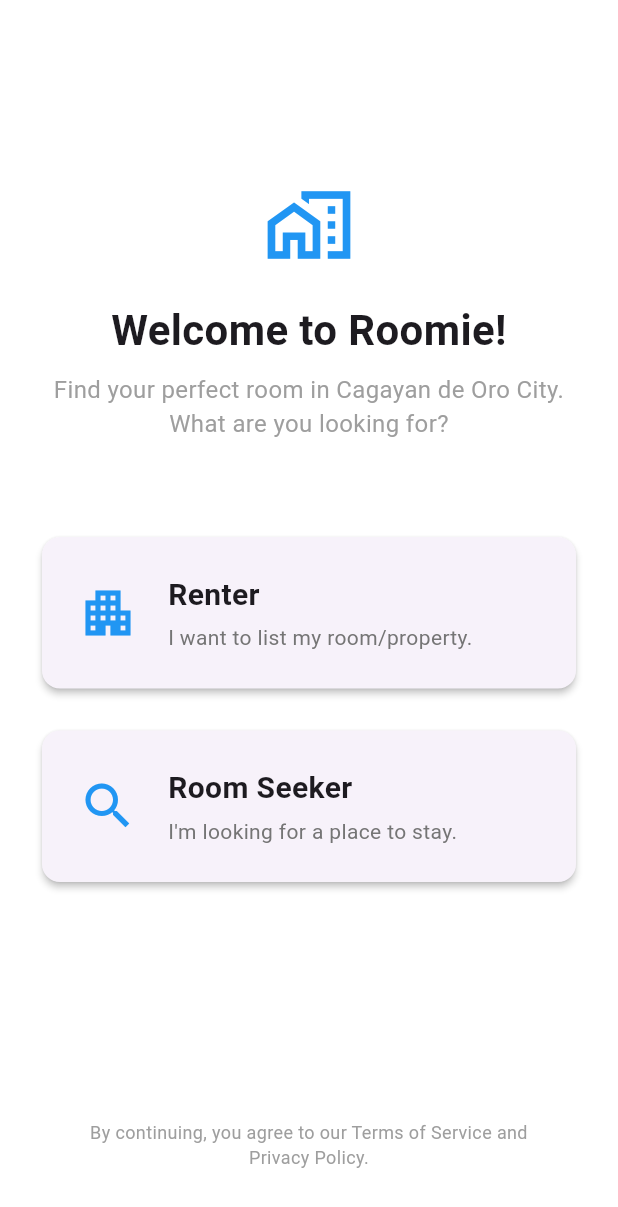
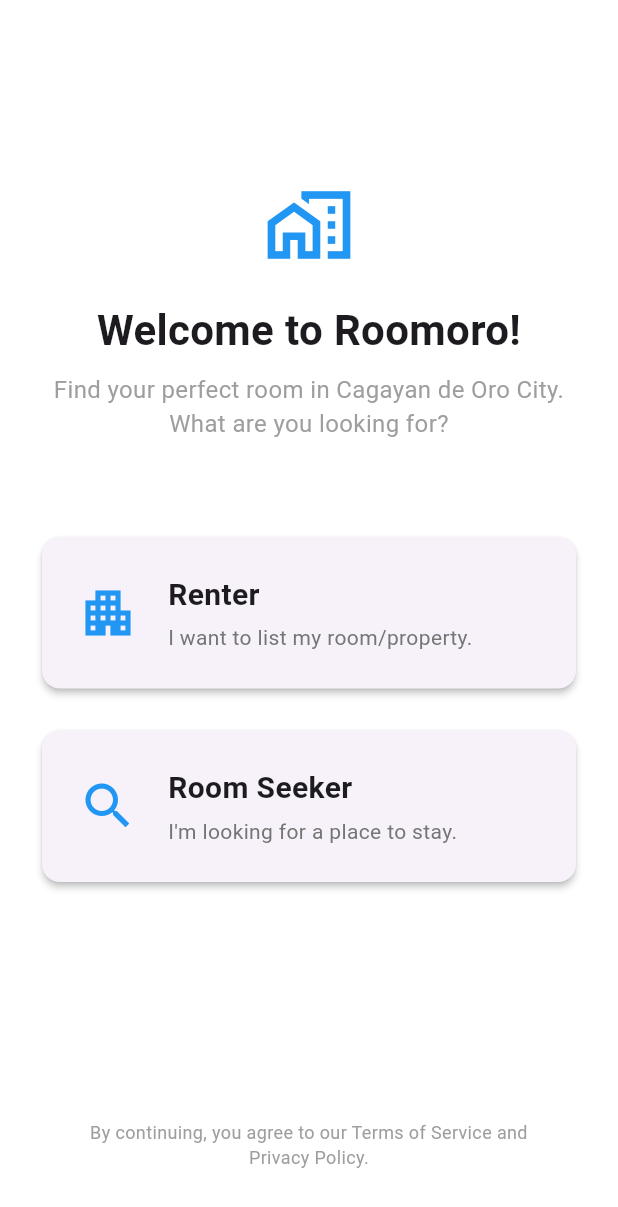
Before and after one commit to Edimar18/Roomoro, a Flutter app: the SelectUserRoleScreen screen opened directly, on a phone screen of 412 x 824 dp. Shown: the top 1207 px of the screen. Run offline on Flutter 3.47's test engine with Material 3 defaults, Android fonts, the phone set to English and light mode, and no system bars; our stand-ins replace cloud_firestore, firebase_auth, firebase_core, flutter_map, google_sign_in, latlong2; missing offline and left inert: flutter_facebook_auth; accounts and stored records are empty.

Commit message:
changed Roomie to Roomoro

```diff
--- a/lib/screens/select_user_role_screen.dart
+++ b/lib/screens/select_user_role_screen.dart
@@ -111,7 +111,7 @@ class _SelectUserRoleScreenState extends State<SelectUserRoleScreen> {
                 const Icon(Icons.home_work_outlined, size: 60, color: Colors.blue),
                 const SizedBox(height: 20),
                 const Text(
-                  'Welcome to Roomie!',
+                  'Welcome to Roomoro!',
                   textAlign: TextAlign.center,
                   style: TextStyle(
                     fontSize: 28,
```
